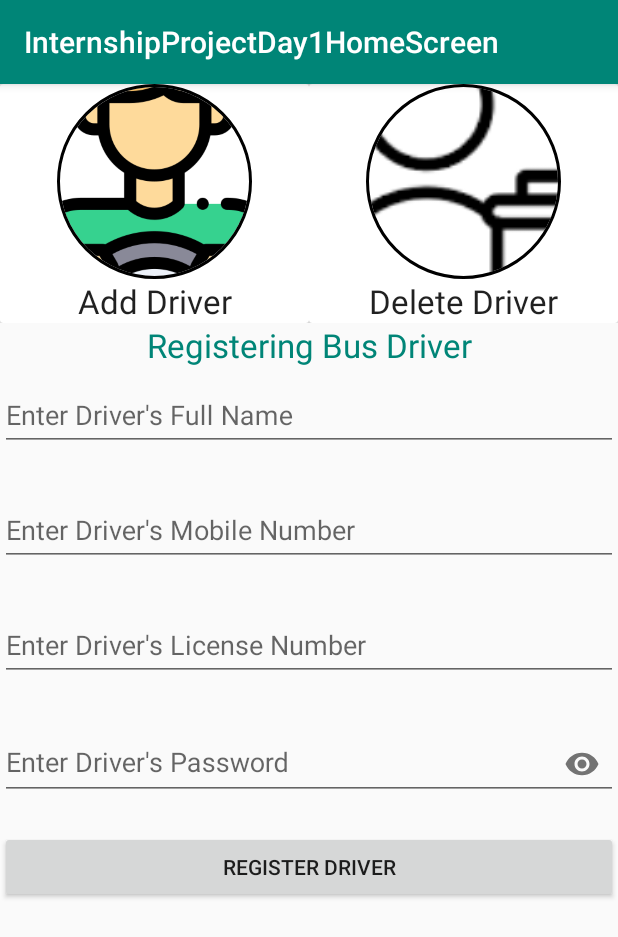
After one commit to shub-naik/UpdatedSmartSchoolApp, an Android app: the fragment AddBusDriverFragment placed in its activity, on a phone screen of 412 x 824 dp. The commit adds this screen. Shown: the top 937 px of the screen. Run offline under Robolectric (Android 15) with nearby library versions, the phone set to English and light mode, and no system bars; our stand-ins replace CircleImageView, Firebase (no records; nobody signed in at launch, a user with empty details on screens opened directly).

Commit message:
Bus Tracking Managemment Added

```diff
--- /dev/null
+++ b/app/src/main/java/com/example/SchoolManagement/AddBusDriverFragment.java
@@ -0,0 +1,121 @@
+package com.example.SchoolManagement;
+
+
+import android.app.ProgressDialog;
+import android.content.Context;
+import android.content.Intent;
+import android.os.Bundle;
+
+import androidx.annotation.NonNull;
+import androidx.annotation.Nullable;
+import androidx.fragment.app.Fragment;
+
+import android.util.Log;
+import android.view.LayoutInflater;
+import android.view.View;
+import android.view.ViewGroup;
+import android.widget.Button;
+
+import com.google.android.material.textfield.TextInputLayout;
+import com.google.firebase.database.ChildEventListener;
+import com.google.firebase.database.DataSnapshot;
+import com.google.firebase.database.DatabaseError;
+import com.google.firebase.database.DatabaseReference;
+import com.google.firebase.database.FirebaseDatabase;
+import com.google.firebase.database.ValueEventListener;
+
+import java.util.HashMap;
+
+public class AddBusDriverFragment extends Fragment {
+
+    private TextInputLayout phone, license, password;
+    Button register;
+
+    public AddBusDriverFragment() {
+        // Required empty public constructor
+    }
+
+
+    @Override
+    public View onCreateView(LayoutInflater inflater, ViewGroup container,
+                             Bundle savedInstanceState) {
+        // Inflate the layout for this fragment
+        View view = inflater.inflate(R.layout.fragment_add_bus_driver, container, false);
+        final ProgressDialog progressDialog = new ProgressDialog(getContext());
+
+        phone = view.findViewById(R.id.DriverMobileNumber);
+        password = view.findViewById(R.id.DriverPassword);
+        license = view.findViewById(R.id.DriverLicenseNumber);
+        register = view.findViewById(R.id.RegisterDriver);
+
+        register.setOnClickListener(new View.OnClickListener() {
+            @Override
+            public void onClick(View v) {
+                progressDialog.setTitle("Driver Management");
+                progressDialog.setMessage("Adding Driver");
+                progressDialog.setCancelable(false);
+                final String Phone = phone.getEditText().getText().toString();
+                final String Password = password.getEditText().getText().toString();
+                final String License = license.getEditText().getText().toString();
+
+
+                if (!validatePhoneNumber(Phone) | !validatePassword(Password) | !validateLicenseNumber(License)) {
+                    return;
+                } else {
+                    final DatabaseReference ref = FirebaseDatabase.getInstance().getReference("DriversData");
+
+                    final HashMap<String, Object> hashMap = new HashMap<>();
+
+                    ref.addListenerForSingleValueEvent(new ValueEventListener() {
+                        @Override
+                        public void onDataChange(@NonNull DataSnapshot dataSnapshot) {
+                            progressDialog.show();
+                            long childrens = dataSnapshot.getChildrenCount() + 1;
+                            hashMap.put("ID", "D-" + Phone + "-" + childrens);
+                            hashMap.put("Phone", Phone);
+                            hashMap.put("Password", Password);
+                            hashMap.put("License_Number", License);
+                            ref.child(Phone).setValue(hashMap);
+                            progressDialog.dismiss();
+                            Intent intent = new Intent(getActivity(), BusManagementActivity.class);
+                            startActivity(intent);
+                        }
+
+                        @Override
+                        public void onCancelled(@NonNull DatabaseError databaseError) {
+
+                        }
+                    });
+                }
+                progressDialog.dismiss();
+            }
+        });
+
+        return view;
+    }
+
+
+    private boolean validatePhoneNumber(String Phone) {
+        if (Phone.isEmpty() || Phone.length() < 10) {
+            phone.setError("Invalid Phone Number");
+            return false;
+        }
+        return true;
+    }
+
+    private boolean validateLicenseNumber(String License) {
+        if (License.isEmpty()) {
+            license.setError("License Number is Mandatory");
+            return false;
+        }
+        return true;
+    }
+
+    private boolean validatePassword(String Password) {
+        if (Password.isEmpty() && Password.length() < 6) {
+            password.setError("Password must be atleast 6 characters long");
+            return false;
+        }
+        return true;
+    }
+}
--- a/app/src/main/java/com/example/SchoolManagement/AdminIndex.java
+++ b/app/src/main/java/com/example/SchoolManagement/AdminIndex.java
@@ -78,9 +78,9 @@ public class AdminIndex extends AppCompatActivity {
                         i = new Intent(AdminIndex.this, StudentManagement.class);
                         startActivity(i);
                         break;
-//                    case "Bus Management":
-//                        i = new Intent(AdminIndex.this, TeacherManagement.class);
-//                        startActivity(i);
+                    case "Bus Management":
+                        i = new Intent(AdminIndex.this, BusManagementActivity.class);
+                        startActivity(i);
 //                    case "Emenrgency Leave":
 //                        i = new Intent(AdminIndex.this, TeacherManagement.class);
 //                        startActivity(i);
--- /dev/null
+++ b/app/src/main/java/com/example/SchoolManagement/BusManagementActivity.java
@@ -0,0 +1,40 @@
+package com.example.SchoolManagement;
+
+import androidx.appcompat.app.AppCompatActivity;
+import androidx.cardview.widget.CardView;
+import androidx.fragment.app.Fragment;
+
+import android.os.Bundle;
+import android.view.View;
+import android.widget.FrameLayout;
+
+public class BusManagementActivity extends AppCompatActivity {
+
+    FrameLayout frameLayout;
+    CardView addDriverCardView, deleteDriverCardView;
+
+    @Override
+    protected void onCreate(Bundle savedInstanceState) {
+        super.onCreate(savedInstanceState);
+        setContentView(R.layout.activity_bus_management);
+        frameLayout = findViewById(R.id.BusManagementFrameContainer);
+        addDriverCardView = findViewById(R.id.AddDriverCardView);
+        deleteDriverCardView = findViewById(R.id.DeleteDriverCardView);
+
+        addDriverCardView.setOnClickListener(new View.OnClickListener() {
+            @Override
+            public void onClick(View v) {
+                AddBusDriverFragment fragment = new AddBusDriverFragment();
+                getSupportFragmentManager().beginTransaction().replace(R.id.BusManagementFrameContainer, fragment).commit();
+            }
+        });
+
+        deleteDriverCardView.setOnClickListener(new View.OnClickListener() {
+            @Override
+            public void onClick(View v) {
+                DeleteBusDriverFragment fragment = new DeleteBusDriverFragment();
+                getSupportFragmentManager().beginTransaction().replace(R.id.BusManagementFrameContainer, fragment).commit();
+            }
+        });
+    }
+}
--- a/app/src/main/java/com/example/SchoolManagement/EmergencyLeaveMainIndexActivity.java
+++ b/app/src/main/java/com/example/SchoolManagement/EmergencyLeaveMainIndexActivity.java
@@ -8,17 +8,14 @@ import androidx.cardview.widget.CardView;
 import android.app.NotificationChannel;
 import android.app.NotificationManager;
 import android.app.ProgressDialog;
-import android.content.Context;
 import android.content.Intent;
 import android.content.SharedPreferences;
 import android.os.Build;
 import android.os.Bundle;
-import android.util.Log;
 import android.view.Menu;
 import android.view.MenuInflater;
 import android.view.MenuItem;
 import android.view.View;
-import android.widget.Button;
 import android.widget.EditText;
 import android.widget.ImageView;
 import android.widget.Spinner;
--- a/app/src/main/java/com/example/SchoolManagement/MyFirebaseInstanceIdService.java
+++ b/app/src/main/java/com/example/SchoolManagement/MyFirebaseInstanceIdService.java
@@ -30,11 +30,11 @@ public class MyFirebaseInstanceIdService extends FirebaseMessagingService {
             NotificationHelper.DisplayNotification(MyFirebaseInstanceIdService.this, title, body);
 
         } else {
-
             String title = remoteMessage.getData().get("title");
             String body = remoteMessage.getData().get("message");
 
             NotificationHelper.DisplayNotification(MyFirebaseInstanceIdService.this, title, body);
         }
     }
+
 }
--- a/app/src/main/java/com/example/SchoolManagement/NotificationHelper.java
+++ b/app/src/main/java/com/example/SchoolManagement/NotificationHelper.java
@@ -22,7 +22,7 @@ public class NotificationHelper {
                 .setContentText(body)
                 .setContentIntent(pendingIntent)
                 .setAutoCancel(true)
-                .setPriority(Notification.PRIORITY_DEFAULT);
+                .setPriority(Notification.PRIORITY_HIGH);
 
 
         NotificationManagerCompat notificationManagerCompat = NotificationManagerCompat.from(context);
--- /dev/null
+++ b/app/src/main/res/layout/activity_bus_management.xml
@@ -0,0 +1,81 @@
+<?xml version="1.0" encoding="utf-8"?>
+<LinearLayout xmlns:android="http://schemas.android.com/apk/res/android"
+    xmlns:app="http://schemas.android.com/apk/res-auto"
+    xmlns:tools="http://schemas.android.com/tools"
+    android:layout_width="match_parent"
+    android:layout_height="match_parent"
+    android:orientation="vertical"
+    tools:context="com.example.SchoolManagement.BusManagementActivity">
+
+    <LinearLayout
+        android:layout_width="match_parent"
+        android:layout_height="wrap_content"
+        android:orientation="horizontal"
+        android:weightSum="2">
+
+
+        <androidx.cardview.widget.CardView
+            android:id="@+id/AddDriverCardView"
+            android:layout_width="0dp"
+            android:layout_height="wrap_content"
+            android:layout_weight="1">
+
+            <LinearLayout
+                android:layout_width="match_parent"
+                android:layout_height="wrap_content"
+                android:orientation="vertical">
+
+                <de.hdodenhof.circleimageview.CircleImageView xmlns:app="http://schemas.android.com/apk/res-auto"
+                    android:layout_width="match_parent"
+                    android:layout_height="130dp"
+                    android:src="@drawable/add_driver"
+                    app:civ_border_color="#FF000000"
+                    app:civ_border_width="2dp" />
+
+                <TextView
+                    android:layout_width="match_parent"
+                    android:layout_height="wrap_content"
+                    android:gravity="center"
+                    android:text="Add Driver"
+                    android:textAppearance="@style/TextAppearance.AppCompat.Large" />
+            </LinearLayout>
+
+        </androidx.cardview.widget.CardView>
+
+        <androidx.cardview.widget.CardView
+            android:id="@+id/DeleteDriverCardView"
+            android:layout_width="0dp"
+            android:layout_height="wrap_content"
+            android:layout_weight="1">
+
+            <LinearLayout
+                android:layout_width="match_parent"
+                android:layout_height="wrap_content"
+                android:orientation="vertical">
+
+                <de.hdodenhof.circleimageview.CircleImageView xmlns:app="http://schemas.android.com/apk/res-auto"
+                    android:layout_width="match_parent"
+                    android:layout_height="130dp"
+                    android:src="@drawable/delete_bus_driver"
+                    app:civ_border_color="#FF000000"
+                    app:civ_border_width="2dp" />
+
+                <TextView
+                    android:layout_width="match_parent"
+                    android:layout_height="wrap_content"
+                    android:gravity="center"
+                    android:text="Delete Driver"
+                    android:textAppearance="@style/TextAppearance.AppCompat.Large" />
+            </LinearLayout>
+
+        </androidx.cardview.widget.CardView>
+
+
+    </LinearLayout>
+
+    <FrameLayout
+        android:id="@+id/BusManagementFrameContainer"
+        android:layout_width="match_parent"
+        android:layout_height="match_parent" />
+
+</LinearLayout>
--- /dev/null
+++ b/app/src/main/res/layout/fragment_add_bus_driver.xml
@@ -0,0 +1,82 @@
+<LinearLayout xmlns:android="http://schemas.android.com/apk/res/android"
+    xmlns:app="http://schemas.android.com/apk/res-auto"
+    xmlns:tools="http://schemas.android.com/tools"
+    android:layout_width="match_parent"
+    android:layout_height="match_parent"
+    android:orientation="vertical"
+    tools:context="com.example.SchoolManagement.AddBusDriverFragment">
+
+    <TextView
+        android:layout_width="match_parent"
+        android:layout_height="wrap_content"
+        android:gravity="center"
+        android:text="Registering Bus Driver"
+        android:textAppearance="@style/TextAppearance.AppCompat.Large"
+        android:textColor="@color/colorPrimary" />
+
+    <com.google.android.material.textfield.TextInputLayout
+        android:id="@+id/DriverName"
+        android:layout_width="match_parent"
+        android:layout_height="wrap_content"
+        app:errorEnabled="true">
+
+        <com.google.android.material.textfield.TextInputEditText
+            android:layout_width="match_parent"
+            android:layout_height="wrap_content"
+            android:hint="Enter Driver's Full Name"
+            android:inputType="text" />
+
+    </com.google.android.material.textfield.TextInputLayout>
+
+
+    <com.google.android.material.textfield.TextInputLayout
+        android:id="@+id/DriverMobileNumber"
+        android:layout_width="match_parent"
+        android:layout_height="wrap_content"
+        app:errorEnabled="true">
+
+        <com.google.android.material.textfield.TextInputEditText
+            android:layout_width="match_parent"
+            android:layout_height="wrap_content"
+            android:hint="Enter Driver's Mobile Number"
+            android:inputType="phone" />
+
+    </com.google.android.material.textfield.TextInputLayout>
+
+    <com.google.android.material.textfield.TextInputLayout
+        android:id="@+id/DriverLicenseNumber"
+        android:layout_width="match_parent"
+        android:layout_height="wrap_content"
+        app:errorEnabled="true">
+
+        <com.google.android.material.textfield.TextInputEditText
+            android:layout_width="match_parent"
+            android:layout_height="wrap_content"
+            android:hint="Enter Driver's License Number"
+            android:inputType="number" />
+
+    </com.google.android.material.textfield.TextInputLayout>
+
+    <com.google.android.material.textfield.TextInputLayout
+        android:id="@+id/DriverPassword"
+        android:layout_width="match_parent"
+        android:layout_height="wrap_content"
+        app:errorEnabled="true"
+        app:passwordToggleEnabled="true">
+
+        <com.google.android.material.textfield.TextInputEditText
+            android:layout_width="match_parent"
+            android:layout_height="wrap_content"
+            android:hint="Enter Driver's Password"
+            android:inputType="textPassword" />
+
+    </com.google.android.material.textfield.TextInputLayout>
+
+
+    <Button
+        android:id="@+id/RegisterDriver"
+        android:layout_width="match_parent"
+        android:layout_height="wrap_content"
+        android:text="Register Driver" />
+
+</LinearLayout>
```
Also changed, not shown: app/src/main/AndroidManifest.xml (+14 -2 lines), app/src/main/java/com/example/SchoolManagement/DeleteBusDriverFragment.java (added, +85 -0 lines), app/src/main/java/com/example/SchoolManagement/MyFirebaseMessagingServices.java (added, +23 -0 lines), app/src/main/res/layout/fragment_delete_bus_driver.xml (added, +45 -0 lines), app/src/main/res/drawable-v24/add_driver.png (added), app/src/main/res/drawable-v24/delete_bus_driver.png (added).
